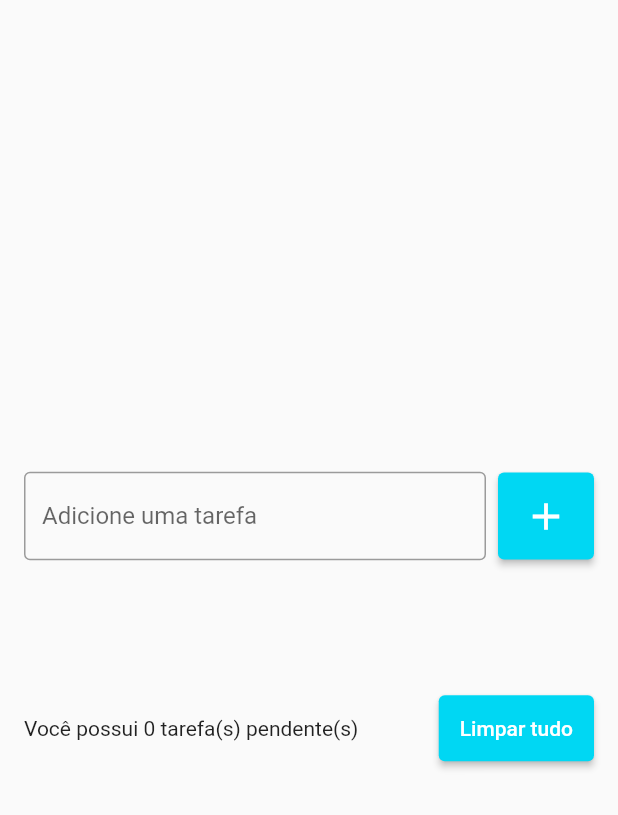
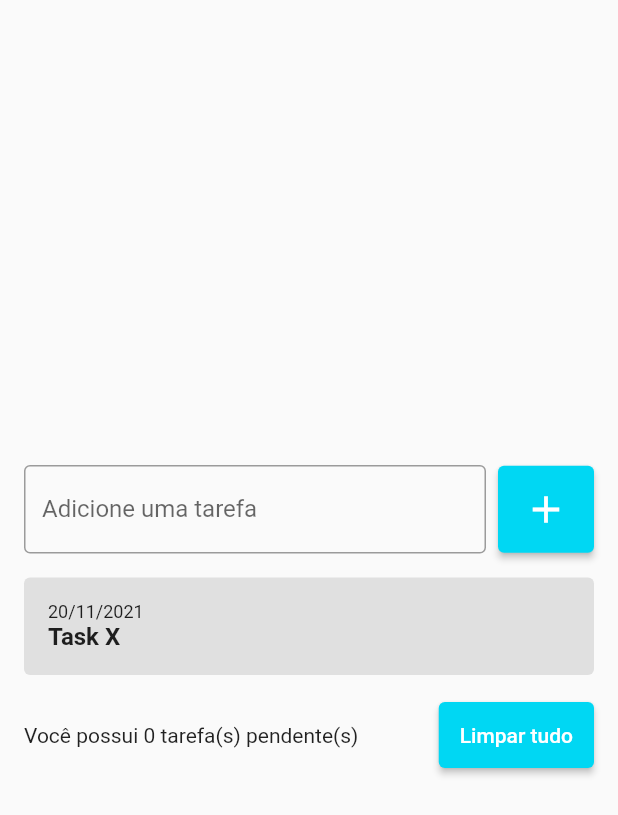
Before and after one commit to anderson-suga/criacao_de_apps_com_flutter, a Flutter app: the screen it shows after launch, after a tap on the "add" icon, on a phone screen of 412 x 824 dp. Shown: the top 815 px of the screen. Run offline on Flutter 3.47's test engine with Material 2 defaults, Android fonts, the phone set to English and light mode, and no system bars.

Commit message:
Aula 97. Criando os Itens da lista

```diff
--- a/Secao_12_Flutter002_Aplicativo_Completo_de_Lista_de_Tarefas/todo_list/lib/pages/todo_list_page.dart
+++ b/Secao_12_Flutter002_Aplicativo_Completo_de_Lista_de_Tarefas/todo_list/lib/pages/todo_list_page.dart
@@ -1,4 +1,5 @@
 import 'package:flutter/material.dart';
+import '../widgets/todo_list_item.dart';
 
 class TodoListPage extends StatefulWidget {
   const TodoListPage({Key? key}) : super(key: key);
@@ -61,12 +62,7 @@ class _TodoListPageState extends State<TodoListPage> {
                   shrinkWrap: true,
                   children: [
                     for (String todo in todos)
-                      ListTile(
-                        title: Text(todo),
-                        onTap: () {
-                          debugPrint('Task: $todo');
-                        },
-                      )
+                      const TodoListItem(),
                   ],
                 ),
               ),
--- a/Secao_12_Flutter002_Aplicativo_Completo_de_Lista_de_Tarefas/todo_list/lib/widgets/todo_list_item.dart
+++ b/Secao_12_Flutter002_Aplicativo_Completo_de_Lista_de_Tarefas/todo_list/lib/widgets/todo_list_item.dart
@@ -0,0 +1,34 @@
+import 'package:flutter/material.dart';
+
+class TodoListItem extends StatelessWidget {
+  const TodoListItem({Key? key}) : super(key: key);
+
+  @override
+  Widget build(BuildContext context) {
+    return Container(
+      decoration: BoxDecoration(
+        borderRadius: BorderRadius.circular(4),
+        color: Colors.grey[300],
+      ),
+      padding: const EdgeInsets.all(16),
+      child: Column(
+        crossAxisAlignment: CrossAxisAlignment.start,
+        children: const [
+          Text(
+            '20/11/2021',
+            style: TextStyle(
+              fontSize: 12,
+            ),
+          ),
+          Text(
+            'Task X',
+            style: TextStyle(
+              fontSize: 16,
+              fontWeight: FontWeight.w600,
+            ),
+          ),
+        ],
+      ),
+    );
+  }
+}
```
